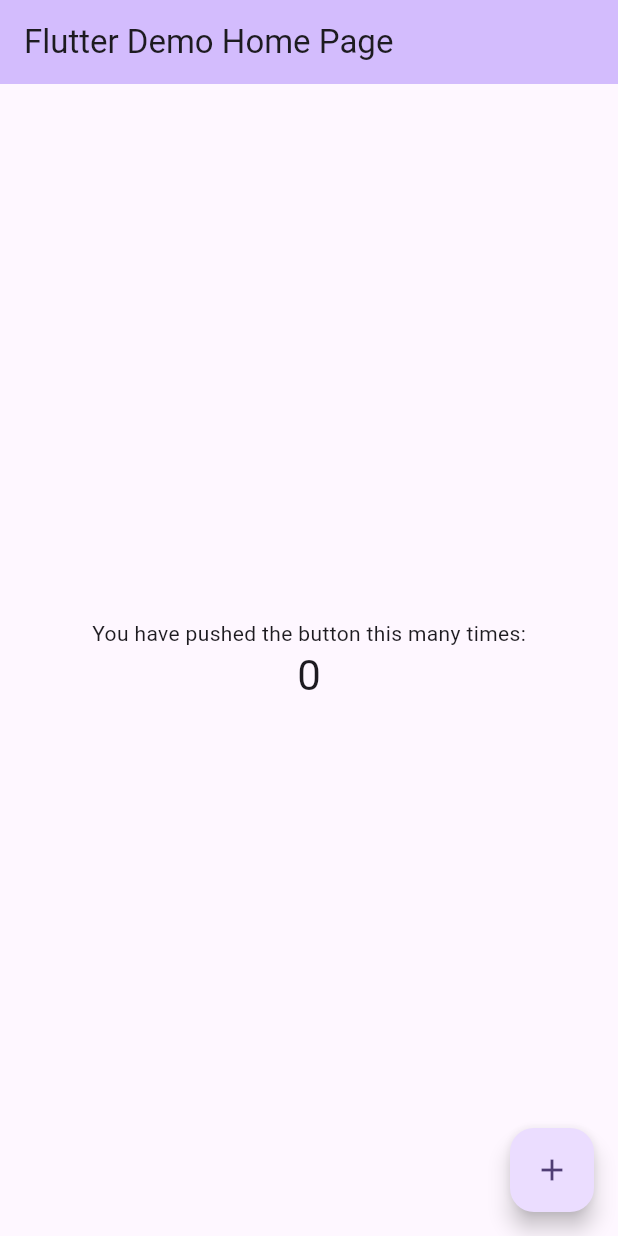
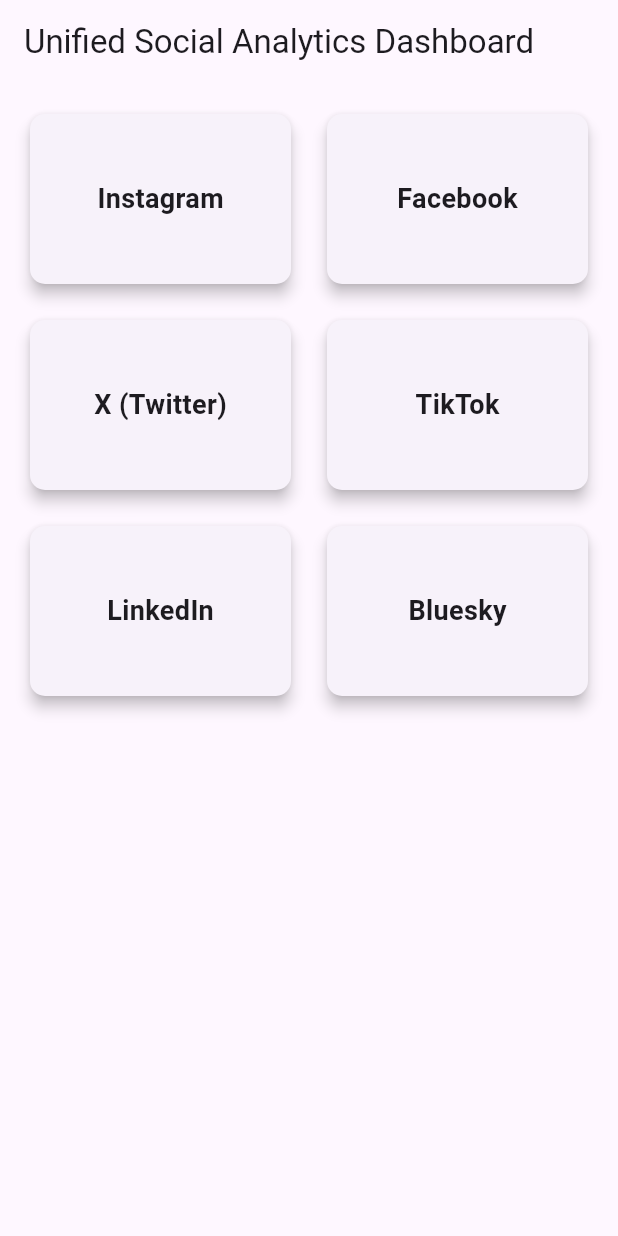
Before and after one commit to could-ai/019a174a-0745-76cf-861a-e670d2033634, a Flutter app: the screen it shows after launch, on a phone screen of 412 x 824 dp. Run offline on Flutter 3.47's test engine with Material 3 defaults, Android fonts, the phone set to English and light mode, and no system bars.

Commit message:
Created `lib/app.dart` to define the main `MaterialApp` widget, setting up the application's title and theme. This file establishes the root of the application's UI.; Created `lib/home_page.dart` to build the main dashboard screen. This file includes a `Scaffold` with an `AppBar` and a `GridView` that dynamically displays social media platform cards using the `PlatformCard` widget.; Created `lib/platform_card.dart` to define a reusable widget for displaying each social media platform. This card provides a consistent look and feel for all platforms on the dashboard.; Updated `lib/main.dart` to launch the new application structure. The `runApp` function now initializes the `App` widget, which sets up the `HomePage` as the main screen, replacing the default counter app.

```diff
--- /dev/null
+++ b/usr/lib/app.dart
@@ -0,0 +1,18 @@
+import "package:flutter/material.dart";
+import "package:couldai_user_app/home_page.dart";
+
+class App extends StatelessWidget {
+  const App({super.key});
+
+  @override
+  Widget build(BuildContext context) {
+    return MaterialApp(
+      title: "Unified Social Analytics",
+      theme: ThemeData(
+        primarySwatch: Colors.blue,
+        visualDensity: VisualDensity.adaptivePlatformDensity,
+      ),
+      home: const HomePage(),
+    );
+  }
+}
--- /dev/null
+++ b/usr/lib/home_page.dart
@@ -0,0 +1,37 @@
+import "package:flutter/material.dart";
+import "package:couldai_user_app/platform_card.dart";
+
+class HomePage extends StatelessWidget {
+  const HomePage({super.key});
+
+  @override
+  Widget build(BuildContext context) {
+    final List<String> platforms = [
+      "Instagram",
+      "Facebook",
+      "X (Twitter)",
+      "TikTok",
+      "LinkedIn",
+      "Bluesky",
+    ];
+
+    return Scaffold(
+      appBar: AppBar(
+        title: const Text("Unified Social Analytics Dashboard"),
+      ),
+      body: GridView.builder(
+        padding: const EdgeInsets.all(16.0),
+        gridDelegate: const SliverGridDelegateWithFixedCrossAxisCount(
+          crossAxisCount: 2,
+          crossAxisSpacing: 16.0,
+          mainAxisSpacing: 16.0,
+          childAspectRatio: 3 / 2,
+        ),
+        itemCount: platforms.length,
+        itemBuilder: (context, index) {
+          return PlatformCard(platformName: platforms[index]);
+        },
+      ),
+    );
+  }
+}
--- a/usr/lib/main.dart
+++ b/usr/lib/main.dart
@@ -1,120 +1,6 @@
-import 'package:flutter/material.dart';
+import "package:flutter/material.dart";
+import "package:couldai_user_app/app.dart";
 
 void main() {
-  runApp(const MyApp());
+  runApp(const App());
 }
-
-class MyApp extends StatelessWidget {
-  const MyApp({super.key});
-
-  // This widget is the root of your application.
-  @override
-  Widget build(BuildContext context) {
-    return MaterialApp(
-      title: 'Flutter Demo',
-      debugShowCheckedModeBanner: false,
-      theme: ThemeData(
-        // This is the theme of your application.
-        //
-        // TRY THIS: Try running your application with "flutter run". You'll see
-        // the application has a purple toolbar. Then, without quitting the app,
-        // try changing the seedColor in the colorScheme below to Colors.green
-        // and then invoke "hot reload" (save your changes or press the "hot
-        // reload" button in a Flutter-supported IDE, or press "r" if you used
-        // the command line to start the app).
-        //
-        // Notice that the counter didn't reset back to zero; the application
-        // state is not lost during the reload. To reset the state, use hot
-        // restart instead.
-        //
-        // This works for code too, not just values: Most code changes can be
-        // tested with just a hot reload.
-        colorScheme: ColorScheme.fromSeed(seedColor: Colors.deepPurple),
-      ),
-      home: const MyHomePage(title: 'Flutter Demo Home Page'),
-    );
-  }
-}
-
-class MyHomePage extends StatefulWidget {
-  const MyHomePage({super.key, required this.title});
-
-  // This widget is the home page of your application. It is stateful, meaning
-  // that it has a State object (defined below) that contains fields that affect
-  // how it looks.
-
-  // This class is the configuration for the state. It holds the values (in this
-  // case the title) provided by the parent (in this case the App widget) and
-  // used by the build method of the State. Fields in a Widget subclass are
-  // always marked "final".
-
-  final String title;
-
-  @override
-  State<MyHomePage> createState() => _MyHomePageState();
-}
-
-class _MyHomePageState extends State<MyHomePage> {
-  int _counter = 0;
-
-  void _incrementCounter() {
-    setState(() {
-      // This call to setState tells the Flutter framework that something has
-      // changed in this State, which causes it to rerun the build method below
-      // so that the display can reflect the updated values. If we changed
-      // _counter without calling setState(), then the build method would not be
-      // called again, and so nothing would appear to happen.
-      _counter++;
-    });
-  }
-
-  @override
-  Widget build(BuildContext context) {
-    // This method is rerun every time setState is called, for instance as done
-    // by the _incrementCounter method above.
-    //
-    // The Flutter framework has been optimized to make rerunning build methods
-    // fast, so that you can just rebuild anything that needs updating rather
-    // than having to individually change instances of widgets.
-    return Scaffold(
-      appBar: AppBar(
-        // TRY THIS: Try changing the color here to a specific color (to
-        // Colors.amber, perhaps?) and trigger a hot reload to see the AppBar
-        // change color while the other colors stay the same.
-        backgroundColor: Theme.of(context).colorScheme.inversePrimary,
-        // Here we take the value from the MyHomePage object that was created by
-        // the App.build method, and use it to set our appbar title.
-        title: Text(widget.title),
-      ),
-      body: Center(
-        // Center is a layout widget. It takes a single child and positions it
-        // in the middle of the parent.
-        child: Column(
-          // Column is also a layout widget. It takes a list of children and
-          // arranges them vertically. By default, it sizes itself to fit its
-          // children horizontally, and tries to be as tall as its parent.
-          //
-          // Column has various properties to control how it sizes itself and
-          // how it positions its children. Here we use mainAxisAlignment to
-          // center the children vertically; the main axis here is the vertical
-          // axis because Columns are vertical (the cross axis would be
-          // horizontal).
-          //
-          // TRY THIS: Invoke "debug painting" (choose the "Toggle Debug Paint"
-          // action in the IDE, or press "p" in the console), to see the
-          // wireframe for each widget.
-          mainAxisAlignment: MainAxisAlignment.center,
-          children: <Widget>[
-            const Text('You have pushed the button this many times:'),
-            Text('$_counter', style: Theme.of(context).textTheme.headlineMedium),
-          ],
-        ),
-      ),
-      floatingActionButton: FloatingActionButton(
-        onPressed: _incrementCounter,
-        tooltip: 'Increment',
-        child: const Icon(Icons.add),
-      ), // This trailing comma makes auto-formatting nicer for build methods.
-    );
-  }
-}
--- /dev/null
+++ b/usr/lib/platform_card.dart
@@ -0,0 +1,26 @@
+import "package:flutter/material.dart";
+
+class PlatformCard extends StatelessWidget {
+  final String platformName;
+
+  const PlatformCard({super.key, required this.platformName});
+
+  @override
+  Widget build(BuildContext context) {
+    return Card(
+      elevation: 4.0,
+      shape: RoundedRectangleBorder(
+        borderRadius: BorderRadius.circular(10.0),
+      ),
+      child: Center(
+        child: Text(
+          platformName,
+          style: const TextStyle(
+            fontSize: 18.0,
+            fontWeight: FontWeight.bold,
+          ),
+        ),
+      ),
+    );
+  }
+}
```
